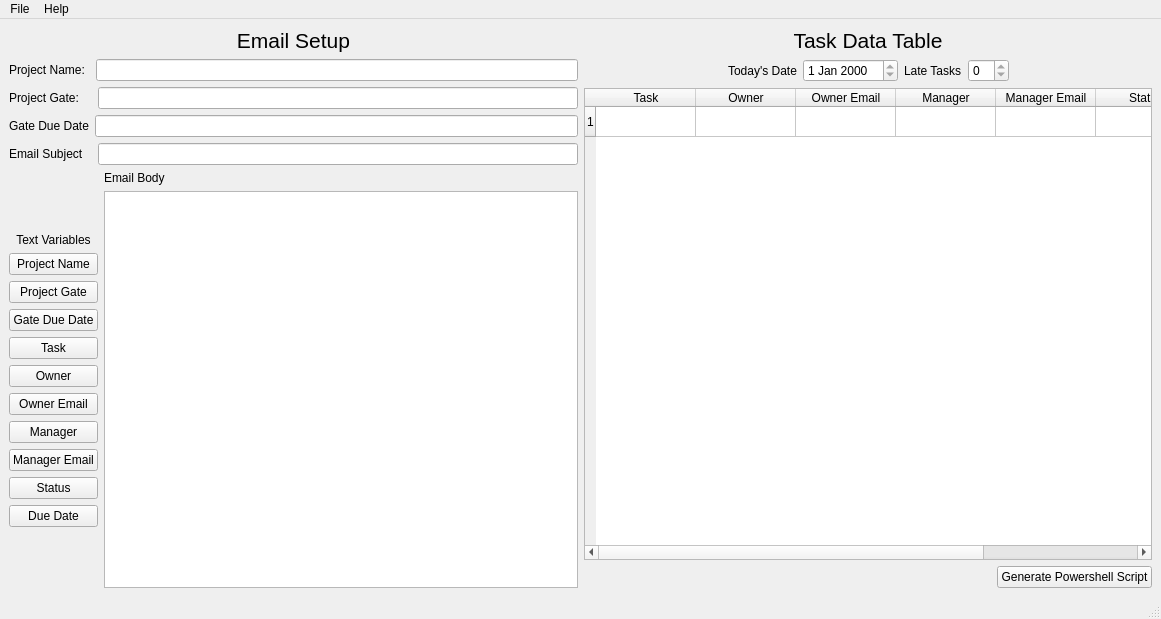
First picture: the form in PowerShell-Email-Generator/mainwindow.ui, repository fjpereny/PowerShell-Email-Generator, before the edit.
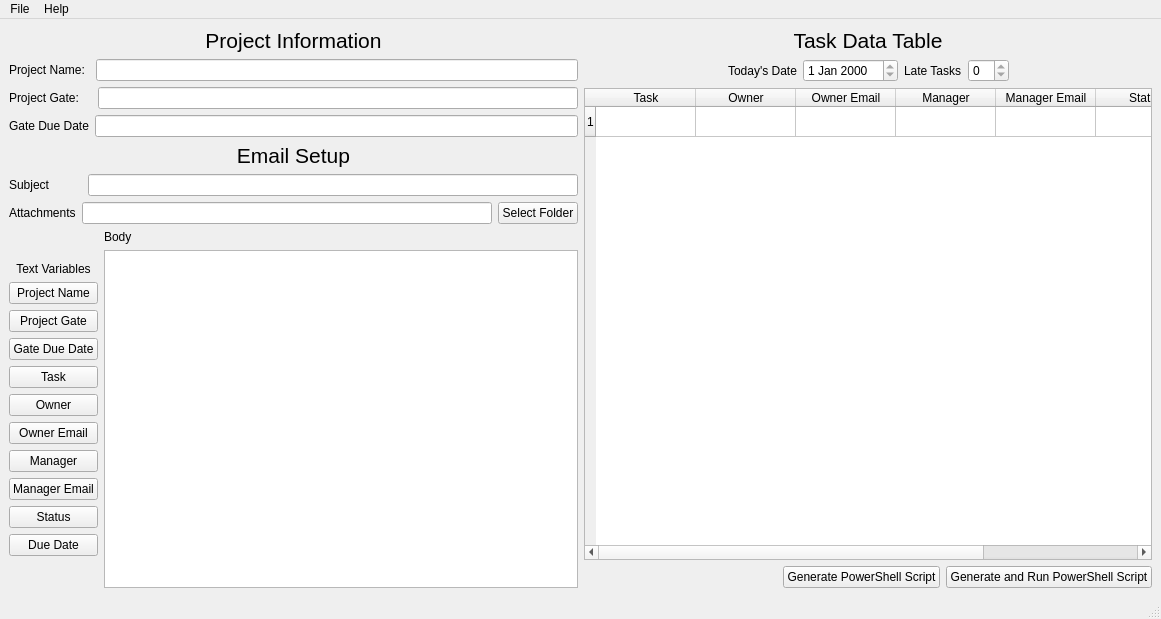
Second picture: the form after the edit.

Patch:
```diff
--- a/PowerShell-Email-Generator/mainwindow.ui
+++ b/PowerShell-Email-Generator/mainwindow.ui
@@ -14,7 +14,7 @@
    <string>Project Management PowerShell Script Generator</string>
   </property>
   <widget class="QWidget" name="centralwidget">
-   <layout class="QHBoxLayout" name="horizontalLayout_8">
+   <layout class="QHBoxLayout" name="horizontalLayout_9">
     <item>
      <layout class="QVBoxLayout" name="verticalLayout_5">
       <item>
@@ -25,7 +25,7 @@
          </font>
         </property>
         <property name="text">
-         <string>Email Setup</string>
+         <string>Project Information</string>
         </property>
         <property name="alignment">
          <set>Qt::AlignCenter</set>
@@ -82,15 +82,30 @@
           </item>
          </layout>
         </item>
+        <item>
+         <widget class="QLabel" name="label_2">
+          <property name="font">
+           <font>
+            <pointsize>16</pointsize>
+           </font>
+          </property>
+          <property name="text">
+           <string>Email Setup</string>
+          </property>
+          <property name="alignment">
+           <set>Qt::AlignCenter</set>
+          </property>
+         </widget>
+        </item>
         <item>
          <layout class="QHBoxLayout" name="horizontalLayout_5">
           <property name="spacing">
-           <number>14</number>
+           <number>38</number>
           </property>
           <item>
            <widget class="QLabel" name="label_8">
             <property name="text">
-             <string>Email Subject</string>
+             <string>Subject</string>
             </property>
            </widget>
           </item>
@@ -101,6 +116,27 @@
         </item>
        </layout>
       </item>
+      <item>
+       <layout class="QHBoxLayout" name="horizontalLayout_8">
+        <item>
+         <widget class="QLabel" name="label">
+          <property name="text">
+           <string>Attachments</string>
+          </property>
+         </widget>
+        </item>
+        <item>
+         <widget class="QLineEdit" name="attachmentPathLineEdit"/>
+        </item>
+        <item>
+         <widget class="QPushButton" name="selectFolderButton">
+          <property name="text">
+           <string>Select Folder</string>
+          </property>
+         </widget>
+        </item>
+       </layout>
+      </item>
       <item>
        <layout class="QHBoxLayout" name="horizontalLayout_6">
         <item>
@@ -250,7 +286,7 @@
             <item>
              <widget class="QLabel" name="label_7">
               <property name="text">
-               <string>Email Body</string>
+               <string>Body</string>
               </property>
              </widget>
             </item>
@@ -419,7 +455,14 @@
           <item>
            <widget class="QPushButton" name="generateButton">
             <property name="text">
-             <string>Generate Powershell Script</string>
+             <string>Generate PowerShell Script</string>
+            </property>
+           </widget>
+          </item>
+          <item>
+           <widget class="QPushButton" name="pushButton">
+            <property name="text">
+             <string>Generate and Run PowerShell Script</string>
             </property>
            </widget>
           </item>
```
Left out of the diff: 2 changed lines with no effect on the pictures.
